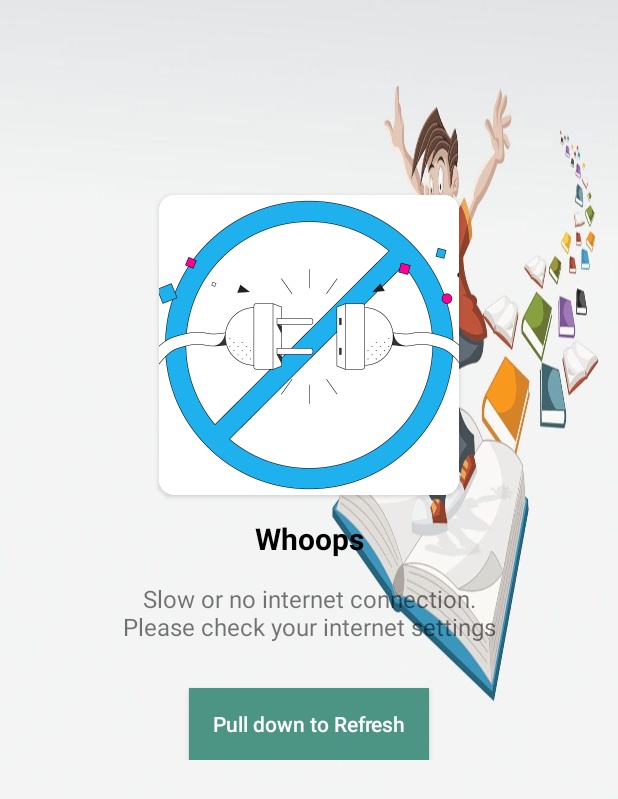
After one commit to MaNarOdEh/Capstone-Project, an Android app: the fragment NoInternetConnectionFragment placed in its activity, on a phone screen of 412 x 824 dp. The commit adds this screen. Shown: the top 799 px of the screen. Run offline under Robolectric (Android 15) with nearby library versions, the light colour scheme and no system bars; our stand-ins replace ButterKnife, Firebase (no records; nobody signed in at launch, a user with empty details on screens opened directly); 1 statement that could not run was skipped.

Commit message:
Check internet Connection & Design NoInternet Fragment

```diff
--- a/Captone Second Stage/app/src/main/AndroidManifest.xml
+++ b/Captone Second Stage/app/src/main/AndroidManifest.xml
@@ -8,8 +8,10 @@
     <uses-permission android:name="android.permission.WRITE_EXTERNAL_STORAGE"/>
     <uses-permission android:name="android.permission.READ_EXTERNAL_STORAGE" />
     <uses-permission android:name="android.permission.CAMERA" />
+    <uses-permission android:name="android.permission.ACCESS_NETWORK_STATE" />
 
     <application
+        android:name=".Class.Internet_connection.MyApplication"
         android:allowBackup="true"
         android:icon="@drawable/professor"
         android:label="@string/app_name"
--- /dev/null
+++ b/Captone Second Stage/app/src/main/java/com/example/captonesecondstage/Class/Internet_connection/MyApplication.java
@@ -0,0 +1,22 @@
+package com.example.captonesecondstage.Class.Internet_connection;
+
+
+import android.app.Application;
+
+public class MyApplication extends Application {
+
+    private static MyApplication mInstance;
+
+    @Override
+    public void onCreate() {
+        super.onCreate();
+
+        mInstance = this;
+    }
+    public static synchronized MyApplication getInstance() {
+        return mInstance;
+    }
+    public void setConnectivityListener(ConnectivityReceiver.ConnectivityReceiverListener listener) {
+        ConnectivityReceiver.connectivityReceiverListener = listener;
+    }
+}
--- a/Captone Second Stage/app/src/main/java/com/example/captonesecondstage/ui/Activity/SplachActivity.java
+++ b/Captone Second Stage/app/src/main/java/com/example/captonesecondstage/ui/Activity/SplachActivity.java
@@ -72,4 +72,10 @@
             startActivity(new Intent(this,HomePageActivity.class));
         }
     }
+
+    @Override
+    public void onBackPressed() {
+        super.onBackPressed();
+        finish();
+    }
 }
--- a/Captone Second Stage/app/src/main/java/com/example/captonesecondstage/ui/Fragments/ForgetPasswordFragments.java
+++ b/Captone Second Stage/app/src/main/java/com/example/captonesecondstage/ui/Fragments/ForgetPasswordFragments.java
@@ -51,6 +51,7 @@
                     String email = mUserEmailEt.getText().toString();
                     if (ValidationData.isCorrectEmail(email)) {
                         mUserEmailEt.setError(null);
+                        if(((MainActivity) getActivity()).checkConnection()) {
                             FirebaseAuth.getInstance().sendPasswordResetEmail(email).addOnCompleteListener(new OnCompleteListener<Void>() {
                                 @Override
                                 public void onComplete(@NonNull Task<Void> task) {
@@ -60,11 +61,14 @@
                                         mUserEmailEt.setVisibility(View.GONE);
                                     } else {
                                         //   ((MainActivity)getActivity()).showSnackBar(task.getException()+"  ");
-                                    ((MainActivity)getActivity()).showSnackBar("something wrong! Maybe you don't have accounts " +
+                                        ((MainActivity) getActivity()).showSnackBar("something wrong! Maybe you don't have accounts " +
                                                 "check your email please!");
                                     }
                                 }
                             });
+                        }else{
+                            ((MainActivity) getActivity()).showNoInternetConnectionFragment();
+                        }
 
                     } else {
                         mUserEmailEt.setError("Please Input Valid Email!");
--- /dev/null
+++ b/Captone Second Stage/app/src/main/java/com/example/captonesecondstage/ui/Fragments/NoInternetConnectionFragment.java
@@ -0,0 +1,44 @@
+package com.example.captonesecondstage.ui.Fragments;
+
+import android.os.Bundle;
+
+import androidx.annotation.Nullable;
+import androidx.fragment.app.Fragment;
+
+import android.view.LayoutInflater;
+import android.view.View;
+import android.view.ViewGroup;
+import android.widget.Button;
+
+import com.example.captonesecondstage.R;
+import com.example.captonesecondstage.ui.Activity.MainActivity;
+
+import butterknife.BindView;
+import butterknife.ButterKnife;
+
+
+public class NoInternetConnectionFragment extends Fragment {
+
+    @BindView(R.id.btn_is_connect)@Nullable()
+    Button mBtnIsConnect;
+
+    @Override
+    public View onCreateView(LayoutInflater inflater, ViewGroup container,
+                             Bundle savedInstanceState) {
+        // Inflate the layout for this fragment
+        View root= inflater.inflate(R.layout.fragment_no_internet_connection, container, false);
+        ButterKnife.bind(this,root);
+        ButterKnife.setDebug(true);
+        mBtnIsConnect.setOnClickListener(new View.OnClickListener() {
+            @Override
+            public void onClick(View view) {
+                if(((MainActivity)getActivity()).checkConnection()){
+                    ((MainActivity)getActivity()).showLoginFragment();
+                }
+            }
+        });
+        return root;
+    }
+
+
+}
--- /dev/null
+++ b/Captone Second Stage/app/src/main/res/layout/fragment_no_internet_connection.xml
@@ -0,0 +1,55 @@
+<?xml version="1.0" encoding="utf-8"?>
+<LinearLayout xmlns:android="http://schemas.android.com/apk/res/android"
+    xmlns:tools="http://schemas.android.com/tools"
+    android:layout_width="match_parent"
+    android:layout_height="match_parent"
+    xmlns:app="http://schemas.android.com/apk/res-auto"
+    tools:context=".ui.Fragments.NoInternetConnectionFragment"
+    android:orientation="vertical"
+    android:layout_gravity="center"
+
+  >
+    <androidx.cardview.widget.CardView
+        android:layout_width="200dp"
+        android:layout_height="200dp"
+        android:layout_gravity="center"
+        android:layout_marginTop="130dp"
+        app:cardCornerRadius="10dp"
+        android:elevation="5dp">
+        <ImageView
+            android:layout_width="match_parent"
+            android:layout_height="match_parent"
+            android:src="@drawable/disconnect"
+            android:scaleType="centerCrop"
+            />
+    </androidx.cardview.widget.CardView>
+    <TextView
+        android:layout_width="match_parent"
+        android:layout_height="wrap_content"
+        android:text="Whoops"
+        android:gravity="center"
+        android:textStyle="bold"
+        android:textColor="@android:color/black"
+        android:padding="15dp"
+        android:textSize="20sp"
+        />
+    <TextView
+        android:layout_width="match_parent"
+        android:layout_height="wrap_content"
+        android:text="Slow or no internet connection.\nPlease check your internet settings"
+        android:gravity="center"
+        android:textStyle="normal"
+        android:textSize="16sp"
+        />
+    <Button
+        android:id="@+id/btn_is_connect"
+        android:layout_width="160dp"
+        android:layout_height="wrap_content"
+        android:layout_marginTop="30dp"
+        android:layout_gravity="center"
+        android:textAllCaps="false"
+        android:textColor="@color/colorWhite"
+        android:background="@color/colorApp"
+        android:text="Pull down to Refresh"/>
+
+</LinearLayout>
```
Also changed, not shown: Captone Second Stage/app/src/main/java/com/example/captonesecondstage/Class/Internet_connection/ConnectivityReceiver.java (added, +45 -0 lines), Captone Second Stage/app/src/main/java/com/example/captonesecondstage/ui/Activity/MainActivity.java (+43 -18 lines), Captone Second Stage/app/src/main/java/com/example/captonesecondstage/ui/Fragments/ContinueSignUp.java (+13 -8 lines), Captone Second Stage/app/src/main/java/com/example/captonesecondstage/ui/Fragments/LogInFragment.java (+15 -10 lines), Captone Second Stage/app/src/main/java/com/example/captonesecondstage/ui/Fragments/SignUpFragment.java (+11 -5 lines), Captone Second Stage/app/src/main/res/drawable/disconnect.png (added), 657 other files. Lines whose indentation alone changed are shown as unchanged.
